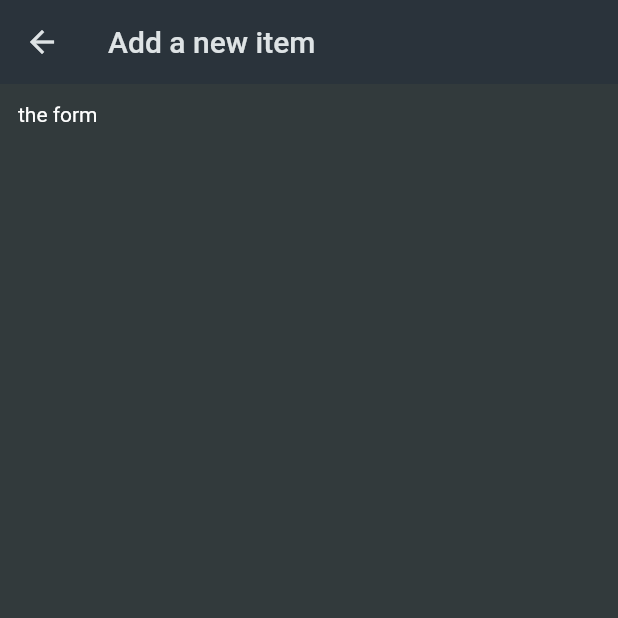
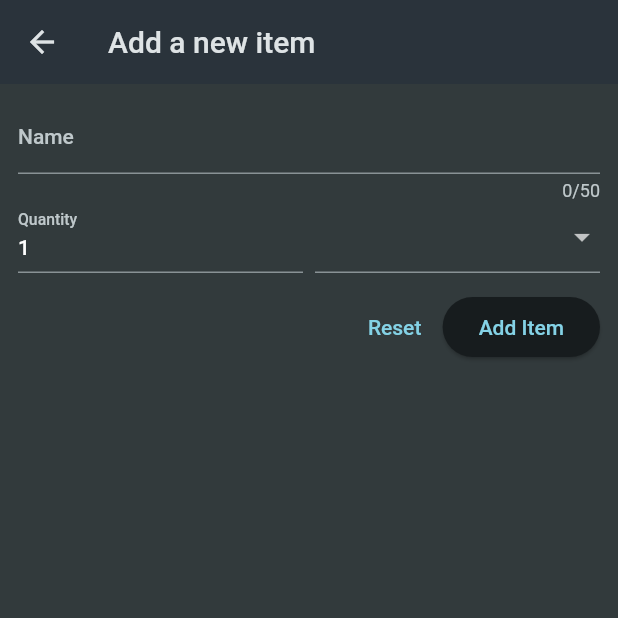
Before and after one commit to yohanangulo/shopping-list, a Flutter app: the NewItem screen opened directly, on a phone screen of 412 x 824 dp, the top half of it. Run offline on Flutter 3.47's test engine with Material 2 defaults, Android fonts, the phone set to English and light mode, and no system bars.

Commit message:
input validations added

```diff
--- a/lib/widgets/new_item.dart
+++ b/lib/widgets/new_item.dart
@@ -1,4 +1,5 @@
 import 'package:flutter/material.dart';
+import 'package:shopping_list/data/categories.dart';
 
 class NewItem extends StatefulWidget {
   const NewItem({super.key});
@@ -17,7 +18,90 @@ class _NewItemState extends State<NewItem> {
       ),
       body: Padding(
         padding: const EdgeInsets.all(12),
-        child: const Text('the form'),
+        child: Form(
+          child: Column(
+            children: [
+              TextFormField(
+                maxLength: 50,
+                decoration: const InputDecoration(
+                  label: Text('Name'),
+                ),
+                validator: (value) {
+                  if (value == null ||
+                      value.isEmpty ||
+                      value.trim().length <= 1 ||
+                      value.trim().length > 50) {
+                    return 'Must be between 1 an 50 characters';
+                  }
+
+                  return null;
+                },
+              ),
+              Row(
+                children: [
+                  Expanded(
+                    child: TextFormField(
+                      validator: (value) {
+                        if (value == null ||
+                            value.isEmpty ||
+                            int.tryParse(value) == null ||
+                            int.tryParse(value)! <= 0) {
+                          return 'Must be a valid positive number';
+                        }
+
+                        return null;
+                      },
+                      initialValue: '1',
+                      decoration: const InputDecoration(
+                        label: Text('Quantity'),
+                      ),
+                    ),
+                  ),
+                  const SizedBox(width: 8),
+                  Expanded(
+                    child: DropdownButtonFormField(
+                      items: [
+                        for (final category in categories.entries)
+                          DropdownMenuItem(
+                            value: category.value,
+                            child: Row(
+                              crossAxisAlignment: CrossAxisAlignment.end,
+                              children: [
+                                Container(
+                                  width: 16,
+                                  height: 16,
+                                  color: category.value.color,
+                                ),
+                                const SizedBox(width: 6),
+                                Text(
+                                  category.value.title,
+                                ),
+                              ],
+                            ),
+                          )
+                      ],
+                      onChanged: (value) {},
+                    ),
+                  )
+                ],
+              ),
+              const SizedBox(height: 12),
+              Row(
+                mainAxisAlignment: MainAxisAlignment.end,
+                children: [
+                  TextButton(
+                    onPressed: () {},
+                    child: const Text('Reset'),
+                  ),
+                  ElevatedButton(
+                    onPressed: () {},
+                    child: const Text('Add Item'),
+                  )
+                ],
+              )
+            ],
+          ),
+        ),
       ),
     );
   }
```
